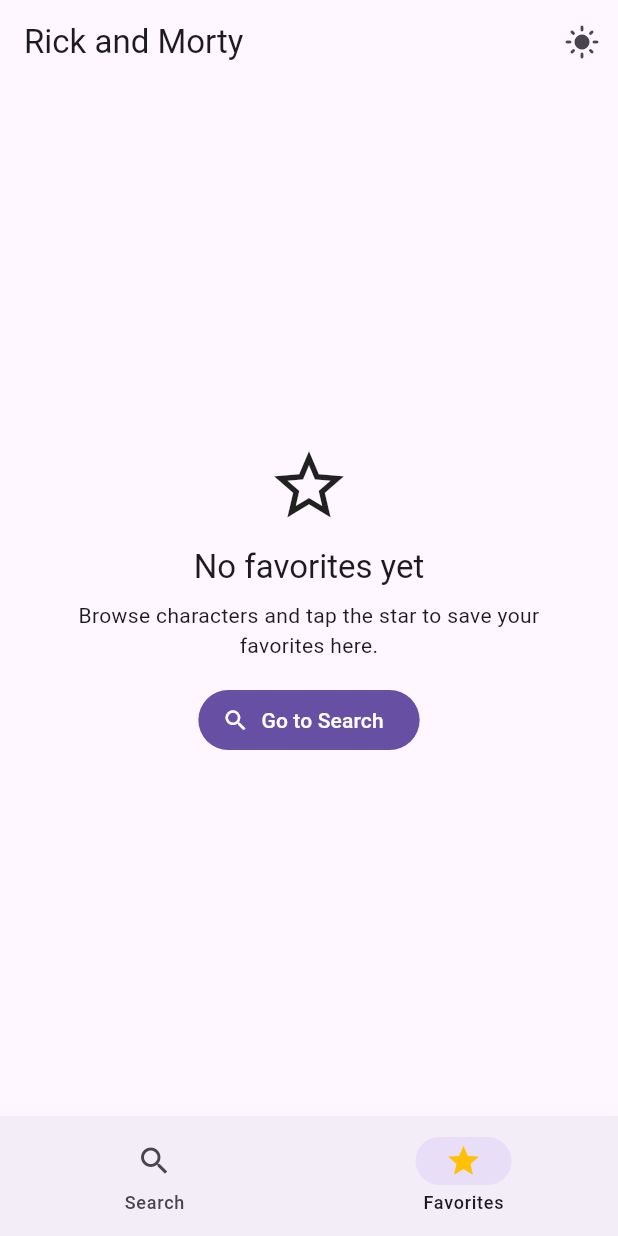
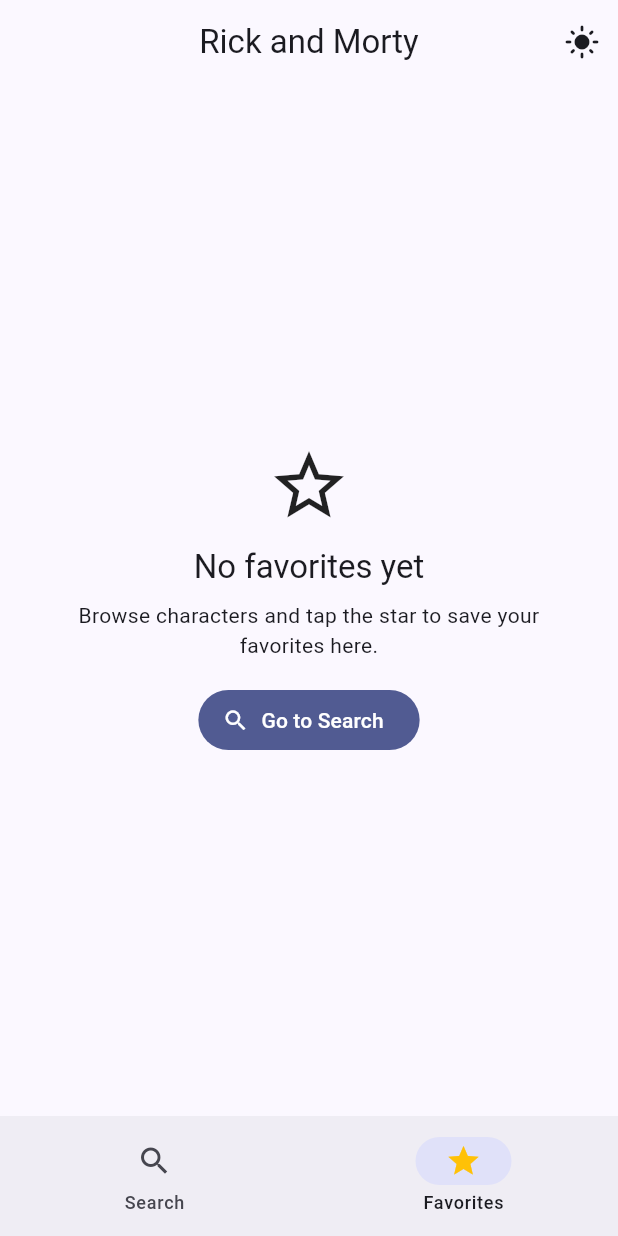
Before and after one commit to VladoDev/rick-and-morty-app, a Flutter app: the screen it shows after launch, item 2 of the bottom bar chosen, on a phone screen of 412 x 824 dp. Run offline on Flutter 3.47's test engine with Material 3 defaults, Android fonts, the phone set to English and light mode, and no system bars; our stand-ins replace cached_network_image, dio, flutter_riverpod, get_it, go_router, sqflite; accounts and stored records are empty.

Commit message:
feat(theme): theme colors added

```diff
--- a/lib/app/theme/theme.dart
+++ b/lib/app/theme/theme.dart
@@ -1,9 +1,39 @@
 import 'package:flutter/material.dart';
 
 ThemeData buildLightTheme() {
-  return ThemeData();
+  final scheme = ColorScheme.fromSeed(
+    seedColor: Colors.indigo,
+    brightness: Brightness.light,
+  );
+
+  return ThemeData(
+    useMaterial3: true,
+    colorScheme: scheme,
+    scaffoldBackgroundColor: scheme.surface,
+    appBarTheme: AppBarTheme(
+      backgroundColor: scheme.surface,
+      foregroundColor: scheme.onSurface,
+      centerTitle: true,
+      elevation: 0,
+    ),
+  );
 }
 
 ThemeData buildDarkTheme() {
-  return ThemeData();
+  final scheme = ColorScheme.fromSeed(
+    seedColor: Colors.indigo,
+    brightness: Brightness.dark,
+  );
+
+  return ThemeData(
+    useMaterial3: true,
+    colorScheme: scheme,
+    scaffoldBackgroundColor: scheme.surface,
+    appBarTheme: AppBarTheme(
+      backgroundColor: scheme.surface,
+      foregroundColor: scheme.onSurface,
+      centerTitle: true,
+      elevation: 0,
+    ),
+  );
 }
```
